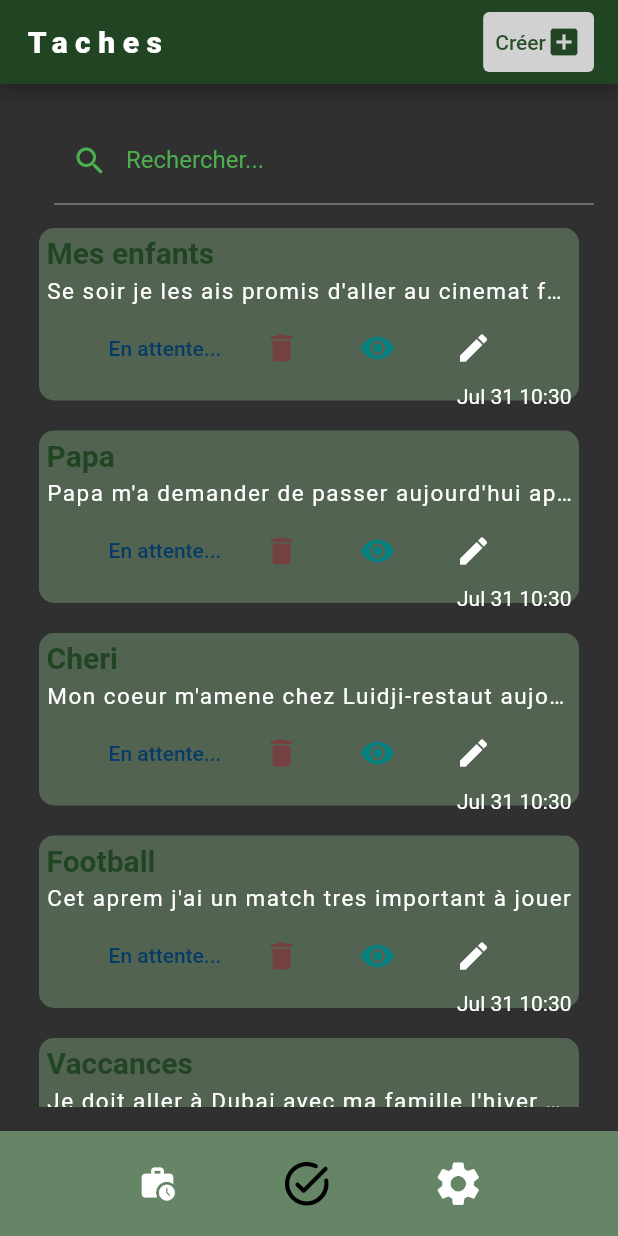
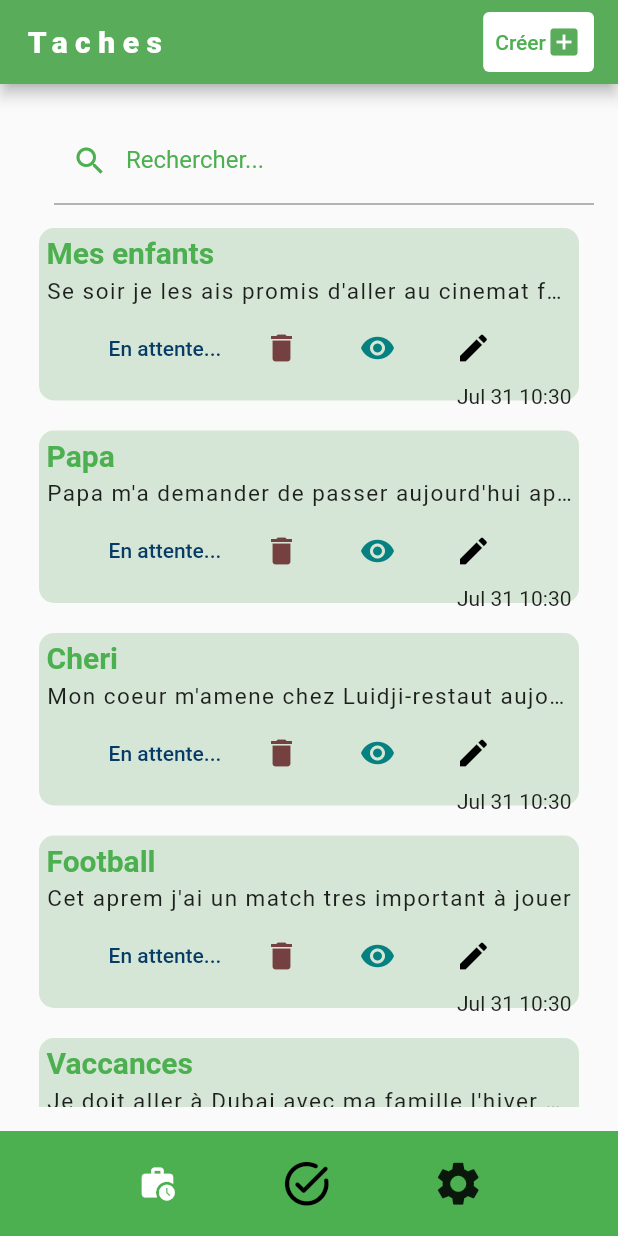
Before and after one commit to bassakendev/ben_flutter, a Flutter app: the screen it shows after launch, on a phone screen of 412 x 824 dp. Run offline on Flutter 3.47's test engine with Material 2 defaults, Android fonts, the phone set to English and light mode, and no system bars; our stand-ins replace sqflite; accounts and stored records are empty.

Commit message:
theme ok

```diff
--- a/lib/appAppearance/AppAppearance.dart
+++ b/lib/appAppearance/AppAppearance.dart
@@ -13,110 +13,150 @@ class AppAppearance {
   late Color tertiaryDarkGreen = const Color.fromARGB(255, 82, 99, 82);
 
   late Color primaryLightYellow = const Color.fromARGB(255, 230, 217, 100);
-  late Color primaryDarkYellow = const Color.fromARGB(255, 175, 163, 58);
-  late Color secondlyLightYellow = Colors.yellow;
-  late Color secondlyDarkYellow = const Color.fromARGB(255, 194, 180, 54);
+  late Color primaryDarkYellow = const Color.fromARGB(255, 133, 124, 45);
+  late Color secondlyLightYellow = const Color.fromARGB(255, 160, 145, 7);
+  late Color secondlyDarkYellow = const Color.fromARGB(255, 184, 171, 53);
+  late Color tertiaryLightYellow = const Color.fromARGB(255, 255, 253, 197);
+  late Color tertiaryDarkYellow = const Color.fromARGB(255, 156, 158, 57);
 
   late Color primaryLightRed = const Color.fromARGB(255, 218, 91, 82);
-  late Color primaryDarkRed = const Color.fromARGB(255, 124, 54, 49);
+  late Color primaryDarkRed = const Color.fromARGB(255, 99, 43, 38);
   late Color secondlyLightRed = Colors.red;
-  late Color secondlyDarkRed = const Color.fromARGB(255, 133, 34, 27);
+  late Color secondlyDarkRed = const Color.fromARGB(255, 114, 39, 33);
+  late Color tertiaryLightRed = const Color.fromARGB(255, 235, 187, 175);
+  late Color tertiaryDarkRed = const Color.fromARGB(255, 141, 65, 54);
 
   late Color primaryLightOrange = const Color.fromARGB(255, 214, 141, 32);
-  late Color primaryDarkOrange = const Color.fromARGB(255, 136, 95, 33);
+  late Color primaryDarkOrange = const Color.fromARGB(255, 126, 88, 32);
   late Color secondlyLightOrange = Colors.orange;
-  late Color secondlyDarkOrange = const Color.fromARGB(255, 155, 101, 21);
+  late Color secondlyDarkOrange = const Color.fromARGB(255, 124, 79, 11);
+  late Color tertiaryLightOrange = const Color.fromARGB(255, 253, 232, 203);
+  late Color tertiaryDarkOrange = const Color.fromARGB(255, 133, 118, 35);
 
   late Color primaryLightPinck = const Color.fromARGB(255, 218, 80, 126);
-  late Color primaryDarkPinck = const Color.fromARGB(255, 131, 29, 63);
+  late Color primaryDarkPinck = const Color.fromARGB(255, 105, 25, 52);
   late Color secondlyLightPinck = Colors.pink;
-  late Color secondlyDarkPinck = const Color.fromARGB(255, 155, 29, 71);
+  late Color secondlyDarkPinck = const Color.fromARGB(255, 99, 18, 45);
+  late Color tertiaryLightPink = const Color.fromARGB(255, 228, 204, 218);
+  late Color tertiaryDarkPink = const Color.fromARGB(255, 143, 31, 68);
 
   late Color primaryLightBlue = const Color.fromARGB(255, 57, 153, 231);
-  late Color primaryDarkBlue = const Color.fromARGB(255, 35, 85, 126);
+  late Color primaryDarkBlue = const Color.fromARGB(255, 32, 77, 114);
   late Color secondlyLightBlue = Colors.blue;
-  late Color secondlyDarkBlue = const Color.fromARGB(255, 27, 112, 182);
+  late Color secondlyDarkBlue = const Color.fromARGB(255, 9, 113, 197);
+  late Color tertiaryLightBlue = const Color.fromARGB(255, 173, 218, 255);
+  late Color tertiaryDarkBlue = const Color.fromARGB(255, 28, 82, 126);
 
   late Color primaryLightViolet = const Color.fromARGB(255, 171, 68, 189);
-  late Color primaryDarkViolet = const Color.fromARGB(255, 93, 30, 104);
+  late Color primaryDarkViolet = const Color.fromARGB(255, 80, 26, 90);
   late Color secondlyLightViolet = Colors.purple;
-  late Color secondlyDarkViolet = const Color.fromARGB(255, 124, 25, 141);
+  late Color secondlyDarkViolet = const Color.fromARGB(255, 120, 3, 141);
+  late Color tertiaryLightViolet = const Color.fromARGB(255, 243, 213, 248);
+  late Color tertiaryDarkViolet = const Color.fromARGB(255, 90, 22, 104);
 
   late Color primaryLightGrey = const Color.fromARGB(255, 153, 145, 145);
-  late Color primaryDarkGrey = const Color.fromARGB(255, 95, 94, 94);
+  late Color primaryDarkGrey = const Color.fromARGB(255, 82, 81, 81);
   late Color secondlyLightGrey = Colors.grey;
-  late Color secondlyDarkGrey = const Color.fromARGB(255, 131, 125, 125);
+  late Color secondlyDarkGrey = const Color.fromARGB(255, 189, 189, 189);
+  late Color tertiaryLightGrey = const Color.fromARGB(255, 233, 230, 230);
+  late Color tertiaryDarkGrey = const Color.fromARGB(255, 116, 114, 114);
 
-  AppearanceContainer appearance(String mode, String theme) {
-    if (mode == 'light') {
-      switch (theme) {
-        case 'green':
+  AppearanceContainer appearance(bool light, String themes) {
+    if (light) {
+      switch (themes) {
+        case 'Vert':
           return AppearanceContainer(
               primaryColor: primaryLightGreen,
-              secondlyColor: secondlyLightGreen);
-        case 'yellow':
+              secondlyColor: secondlyLightGreen,
+              tertiaryColor: tertiaryLightGreen);
+        case 'Jaune':
           return AppearanceContainer(
               primaryColor: primaryLightYellow,
-              secondlyColor: secondlyLightYellow);
-        case 'red':
+              secondlyColor: secondlyLightYellow,
+              tertiaryColor: tertiaryLightGreen);
+        case 'Rouge':
           return AppearanceContainer(
-              primaryColor: primaryLightRed, secondlyColor: secondlyLightRed);
-        case 'orange':
+              primaryColor: primaryLightRed,
+              secondlyColor: secondlyLightRed,
+              tertiaryColor: tertiaryLightRed);
+        case 'Orange':
           return AppearanceContainer(
               primaryColor: primaryLightOrange,
-              secondlyColor: secondlyLightOrange);
-        case 'pink':
+              secondlyColor: secondlyLightOrange,
+              tertiaryColor: tertiaryLightOrange);
+        case 'Rose':
           return AppearanceContainer(
               primaryColor: primaryLightPinck,
-              secondlyColor: secondlyLightPinck);
-        case 'blue':
+              secondlyColor: secondlyLightPinck,
+              tertiaryColor: tertiaryLightPink);
+        case 'Bleu':
           return AppearanceContainer(
-              primaryColor: primaryLightBlue, secondlyColor: secondlyLightBlue);
-        case 'violet':
+              primaryColor: primaryLightBlue,
+              secondlyColor: secondlyLightBlue,
+              tertiaryColor: tertiaryLightBlue);
+        case 'Violet':
           return AppearanceContainer(
               primaryColor: primaryLightViolet,
-              secondlyColor: secondlyLightViolet);
-        case 'grey':
+              secondlyColor: secondlyLightViolet,
+              tertiaryColor: tertiaryLightViolet);
+        case 'Gris':
           return AppearanceContainer(
-              primaryColor: primaryLightGrey, secondlyColor: secondlyLightGrey);
+              primaryColor: primaryLightGrey,
+              secondlyColor: secondlyLightGrey,
+              tertiaryColor: tertiaryLightGrey);
         default:
           return AppearanceContainer(
               primaryColor: primaryLightGreen,
-              secondlyColor: secondlyLightGreen);
+              secondlyColor: secondlyLightGreen,
+              tertiaryColor: tertiaryLightGreen);
       }
     } else {
-      switch (theme) {
-        case 'green':
+      switch (themes) {
+        case 'Vert':
           return AppearanceContainer(
-              primaryColor: primaryDarkGreen, secondlyColor: secondlyDarkGreen);
-        case 'yellow':
+              primaryColor: primaryDarkGreen,
+              secondlyColor: secondlyDarkGreen,
+              tertiaryColor: tertiaryDarkGreen);
+        case 'Jaune':
           return AppearanceContainer(
               primaryColor: primaryDarkYellow,
-              secondlyColor: secondlyDarkYellow);
-        case 'red':
+              secondlyColor: secondlyDarkYellow,
+              tertiaryColor: tertiaryDarkYellow);
+        case 'Rouge':
           return AppearanceContainer(
-              primaryColor: primaryDarkRed, secondlyColor: secondlyDarkRed);
-        case 'orange':
+              primaryColor: primaryDarkRed,
+              secondlyColor: secondlyDarkRed,
+              tertiaryColor: tertiaryDarkRed);
+        case 'Orange':
           return AppearanceContainer(
               primaryColor: primaryDarkOrange,
-              secondlyColor: secondlyDarkOrange);
-        case 'pink':
+              secondlyColor: secondlyDarkOrange,
+              tertiaryColor: tertiaryDarkOrange);
+        case 'Rose':
           return AppearanceContainer(
-              primaryColor: primaryDarkPinck, secondlyColor: secondlyDarkPinck);
-        case 'blue':
+              primaryColor: primaryDarkPinck,
+              secondlyColor: secondlyDarkPinck,
+              tertiaryColor: tertiaryDarkPink);
+        case 'Bleu':
           return AppearanceContainer(
-              primaryColor: primaryDarkBlue, secondlyColor: secondlyDarkBlue);
-        case 'violet':
+              primaryColor: primaryDarkBlue,
+              secondlyColor: secondlyDarkBlue,
+              tertiaryColor: tertiaryDarkBlue);
+        case 'Violet':
           return AppearanceContainer(
               primaryColor: primaryDarkViolet,
-              secondlyColor: secondlyDarkViolet);
-        case 'grey':
+              secondlyColor: secondlyDarkViolet,
+              tertiaryColor: tertiaryDarkViolet);
+        case 'Gris':
           return AppearanceContainer(
-              primaryColor: primaryDarkGrey, secondlyColor: secondlyDarkGrey);
+              primaryColor: primaryDarkGrey,
+              secondlyColor: secondlyDarkGrey,
+              tertiaryColor: tertiaryDarkGrey);
         default:
           return AppearanceContainer(
-              primaryColor: primaryLightGreen,
-              secondlyColor: secondlyLightGreen);
+              primaryColor: primaryDarkGreen,
+              secondlyColor: secondlyDarkGreen,
+              tertiaryColor: tertiaryDarkGreen);
       }
     }
   }
--- a/lib/appAppearance/AppearanceContainer.dart
+++ b/lib/appAppearance/AppearanceContainer.dart
@@ -3,9 +3,12 @@
 import 'dart:ui';
 
 class AppearanceContainer {
-  final Color primaryColor;
-  final Color secondlyColor;
+  Color primaryColor;
+  Color secondlyColor;
+  Color tertiaryColor;
 
   AppearanceContainer(
-      {required this.primaryColor, required this.secondlyColor});
+      {required this.primaryColor,
+      required this.secondlyColor,
+      required this.tertiaryColor});
 }
--- a/lib/assset/Home.dart
+++ b/lib/assset/Home.dart
@@ -2,6 +2,7 @@
 
 import 'package:flutter/services.dart';
 
+import '../appAppearance/AppAppearance.dart';
 import 'Settings.dart';
 import '../controller/tacheController/TacheController.dart';
 import 'Recherche.dart';
@@ -15,15 +16,10 @@ class Home extends StatefulWidget {
 }
 
 class _HomeState extends State<Home> {
+  AppAppearance app = AppAppearance();
   void changeIndexIconFooter(index) {
     setState(() {
       indexIconFooter = index;
-    });
-  }
-
-  void changeMode() {
-    setState(() {
-      light = !light;
     });
   }
 
@@ -50,9 +46,7 @@ class _HomeState extends State<Home> {
                   Spacer(),
                   TextButton(
                       style: ButtonStyle(
-                        backgroundColor: MaterialStatePropertyAll(light
-                            ? Colors.white
-                            : Color.fromARGB(255, 209, 209, 209)),
+                        backgroundColor: MaterialStatePropertyAll(Colors.white),
                       ),
                       onPressed: () {
                         Navigator.push(
@@ -67,18 +61,14 @@ class _HomeState extends State<Home> {
                       child: Row(children: [
                         Text('Créer',
                             style: TextStyle(
-                                color: light
-                                    ? Colors.green
-                                    : const Color.fromARGB(255, 40, 77, 41))),
+                                color: app
+                                    .appearance(light, themes)
+                                    .secondlyColor)),
                         Icon(Icons.add_box,
-                            color: light
-                                ? Color.fromARGB(255, 89, 172, 90)
-                                : Color.fromARGB(255, 33, 68, 35))
+                            color: app.appearance(light, themes).primaryColor)
                       ]))
                 ]),
-                backgroundColor: light
-                    ? Color.fromARGB(255, 89, 172, 90)
-                    : const Color.fromARGB(255, 33, 68, 35),
+                backgroundColor: app.appearance(light, themes).primaryColor,
                 titleTextStyle: TextStyle(
                   letterSpacing: 5,
                   color: Colors.white,
@@ -92,10 +82,7 @@ class _HomeState extends State<Home> {
               ),
               bottomNavigationBar: Container(
                 height: 70.0, // Hauteur du footer
-                color: light
-                    ? Colors.green
-                    : Color.fromARGB(
-                        255, 101, 133, 102), // Couleur de fond du footer
+                color: app.appearance(light, themes).secondlyColor,
                 child:
                     Row(mainAxisAlignment: MainAxisAlignment.center, children: [
                   IconButton(
--- a/lib/assset/ListDeTache.dart
+++ b/lib/assset/ListDeTache.dart
@@ -1,6 +1,7 @@
 // ignore_for_file: prefer_const_constructors, use_key_in_widget_constructors, must_be_immutable, file_names, lendsTasksrary_private_types_in_public_api, unused_element, prefer_const_constructors_in_immutables, library_private_types_in_public_api, prefer_const_literals_to_create_immutables
 
 import 'package:flutter/material.dart';
+import '../appAppearance/AppAppearance.dart';
 import '../controller/tacheController/TacheController.dart';
 import '../dataBase/Tache.dart';
 
@@ -14,6 +15,7 @@ class ListDeTache extends StatefulWidget {
 class _ListDeTacheState extends State<ListDeTache> {
   List<Tache> tachesCopy = [];
   int checked = 0;
+  AppAppearance app = AppAppearance();
 
   @override
   void initState() {
@@ -52,9 +54,7 @@ class _ListDeTacheState extends State<ListDeTache> {
                       height: 115,
                       padding: EdgeInsets.all(5),
                       decoration: BoxDecoration(
-                        color: light
-                            ? Color.fromARGB(255, 214, 230, 214)
-                    : Color.fromARGB(255, 82, 99, 82),
+                color: app.appearance(light, themes).tertiaryColor,
                         borderRadius: BorderRadius.circular(10),
                       ),
                       child: Column(
@@ -66,9 +66,7 @@ class _ListDeTacheState extends State<ListDeTache> {
                                 // tache.titre,
                                 tache.titre,
                                 style: TextStyle(
-                          color: light
-                              ? Color.fromARGB(255, 0, 112, 6)
-                              : Color.fromARGB(255, 33, 68, 35),
+                          color: app.appearance(light, themes).secondlyColor,
                                   fontSize: 20,
                                   fontWeight: FontWeight.bold,
                                 ),
@@ -94,7 +92,10 @@ class _ListDeTacheState extends State<ListDeTache> {
                                       });
                                     },
                                     child: tache.getStatut()
-                                        ? Icon(Icons.check, color: Colors.green)
+                                ? Icon(Icons.check,
+                                    color: app
+                                        .appearance(light, themes)
+                                        .secondlyColor)
                                         : Text('En attente...',
                                             style: TextStyle(
                                                 color: Color.fromARGB(
--- a/lib/assset/Recherche.dart
+++ b/lib/assset/Recherche.dart
@@ -1,5 +1,6 @@
 // ignore_for_file: use_key_in_widget_constructors, prefer_const_constructors, file_names, unused_local_variable, library_private_types_in_public_api, must_be_immutable, prefer_const_constructors_in_immutables
 
+import '../appAppearance/AppAppearance.dart';
 import 'ListDeTache.dart';
 import 'package:flutter/material.dart';
 import '../dataBase/Tache.dart';
@@ -11,6 +12,7 @@ class Recherche extends StatefulWidget {
 
 class _RechercheState extends State<Recherche> {
   List<Tache> tachesCopy = taches;
+  AppAppearance app = AppAppearance();
   @override
   Widget build(BuildContext context) {
     return Column(children: [
@@ -23,16 +25,18 @@ class _RechercheState extends State<Recherche> {
             Expanded(
                 child: SizedBox(
               child: TextField(
-                cursorColor: Colors.green,
+                cursorColor: app.appearance(light, themes).secondlyColor,
                 decoration: InputDecoration(
-                    prefixIconColor: Colors.green,
+                    prefixIconColor:
+                        app.appearance(light, themes).secondlyColor,
                     prefixIcon: Icon(Icons.search),
                     focusedBorder: OutlineInputBorder(
-                      borderSide: BorderSide(color: Colors.green),
+                      borderSide: BorderSide(
+                          color: app.appearance(light, themes).secondlyColor),
                     ),
                     labelText: 'Rechercher...',
                     labelStyle: TextStyle(
-                      color: Colors.green,
+                      color: app.appearance(light, themes).secondlyColor,
                     )),
                 onChanged: (value) {
                   for (int i = 0; i < tachesCopy.length; i++) {
--- a/lib/assset/loading.dart
+++ b/lib/assset/loading.dart
@@ -2,6 +2,7 @@
 
 import 'package:flutter/material.dart';
 
+import '../appAppearance/AppAppearance.dart';
 import '/dataBase/Tache.dart';
 
 class Loading extends StatefulWidget {
@@ -10,15 +11,11 @@ class Loading extends StatefulWidget {
 }
 
 class _LoadingState extends State<Loading> {
+  AppAppearance app = AppAppearance();
+
   @override
   Widget build(BuildContext context) {
-    return MaterialApp(
-        theme: ThemeData.light(),
-        darkTheme: ThemeData.dark(),
-        themeMode: light ? ThemeMode.light : ThemeMode.dark,
-        debugShowCheckedModeBanner: false,
-        title: 'Bassakendev',
-        home: Scaffold(
+    return Scaffold(
             body: Center(
                 child: Column(
                     mainAxisAlignment: MainAxisAlignment.center,
@@ -30,12 +27,12 @@ class _LoadingState extends State<Loading> {
                   style: TextStyle(
                       fontSize: 40,
                       fontWeight: FontWeight.bold,
-                      color: Colors.green),
+              color: app.appearance(light, themes).secondlyColor),
                 ),
               ),
               CircularProgressIndicator(
-                color: Colors.green,
+        color: app.appearance(light, themes).secondlyColor,
               ),
-            ]))));
+    ])));
   }
 }
--- a/lib/dataBase/Tache.dart
+++ b/lib/dataBase/Tache.dart
@@ -68,4 +68,5 @@ List<Tache> taches = [
 ];
 
 int indexIconFooter = 0;
-bool light = false;
+bool light = true;
+String themes = '';
```
Also changed, not shown: lib/controller/settingController/Apropos.dart (+11 -3 lines), lib/controller/settingController/Themes.dart (+7 -0 lines).
